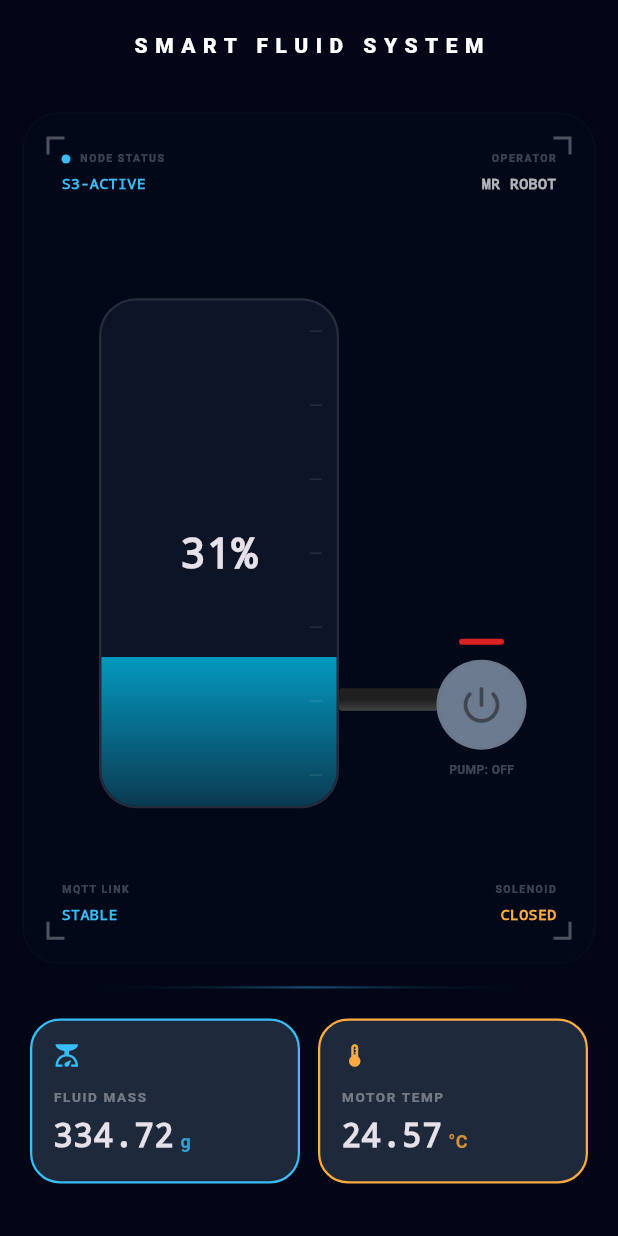
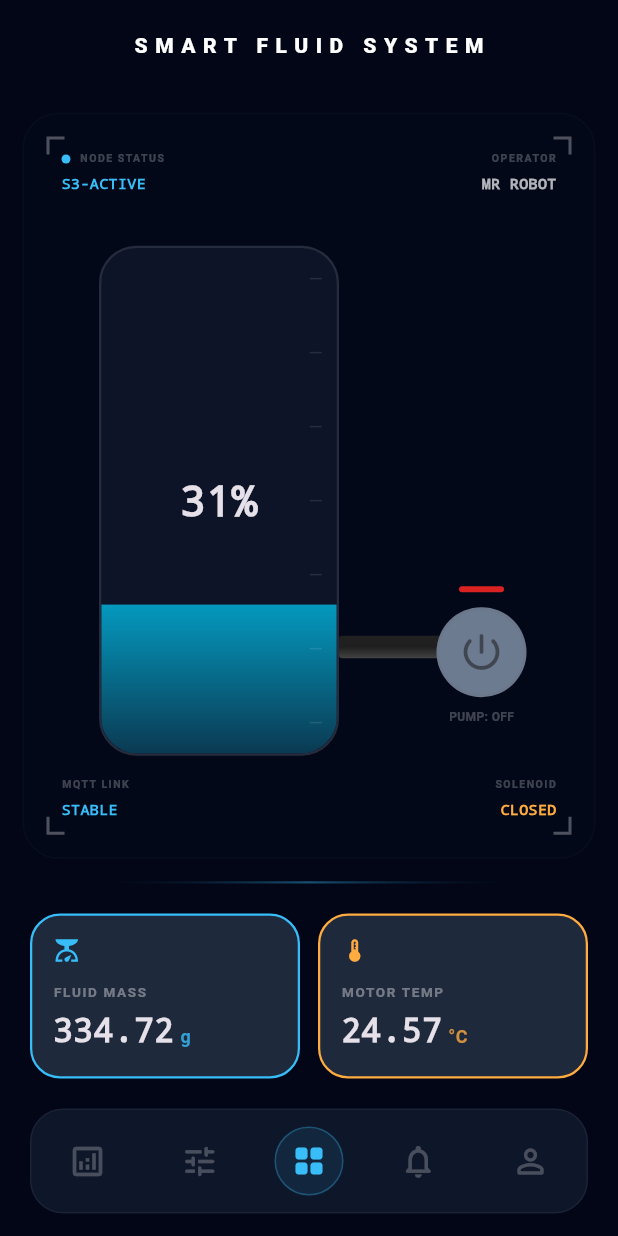
Before and after one commit to Dan-Krod/mobile_development_iot, a Flutter app: the HomeScreen screen opened by its route, on a phone screen of 412 x 824 dp. Run offline on Flutter 3.47's test engine with Material 3 defaults, Android fonts, the phone set to English and light mode, and no system bars.

Commit message:
Add wrapper for navigation in home screen

```diff
--- a/lib/screens/home_screen.dart
+++ b/lib/screens/home_screen.dart
@@ -1,5 +1,6 @@
 import 'package:flutter/material.dart';
 import 'package:mobile_development_iot/widgets/fluid_tank_observation.dart';
+import 'package:mobile_development_iot/widgets/main_wrapper.dart';
 import 'package:mobile_development_iot/widgets/sensor_card.dart';
 
 class HomeScreen extends StatelessWidget {
@@ -39,6 +40,8 @@ class HomeScreen extends StatelessWidget {
           _buildGlowingDivider(primaryColor),
 
           _buildSensorRow(),
+
+          const MainWrapper(primaryColor: primaryColor),
 
           const SizedBox(height: 15),
         ],
--- /dev/null
+++ b/lib/widgets/main_wrapper.dart
@@ -0,0 +1,53 @@
+import 'package:flutter/material.dart';
+
+class MainWrapper extends StatelessWidget {
+  final Color primaryColor;
+
+  const MainWrapper({required this.primaryColor, super.key});
+
+  @override
+  Widget build(BuildContext context) {
+    return Container(
+      height: 70,
+      margin: const EdgeInsets.symmetric(horizontal: 20),
+      decoration: BoxDecoration(
+        color: const Color(0xFF0F172A).withValues(alpha: 0.95),
+        borderRadius: BorderRadius.circular(22),
+        border: Border.all(color: Colors.white.withValues(alpha: 0.05)),
+      ),
+      child: Row(
+        mainAxisAlignment: MainAxisAlignment.spaceAround,
+        children: [
+          _navIcon(context, Icons.analytics_outlined, '/analytics'),
+          _navIcon(context, Icons.tune_rounded, '/control'),
+          _buildMainBtn(),
+          _navIcon(context, Icons.notifications_none_rounded, '/alarms'),
+          _navIcon(context, Icons.person_outline_rounded, '/profile'),
+        ],
+      ),
+    );
+  }
+
+  Widget _navIcon(BuildContext context, IconData icon, String route) {
+    return InkWell(
+      onTap: () => Navigator.pushNamed(context, route),
+      borderRadius: BorderRadius.circular(20),
+      child: Padding(
+        padding: const EdgeInsets.all(12),
+        child: Icon(icon, color: Colors.white24, size: 26),
+      ),
+    );
+  }
+
+  Widget _buildMainBtn() {
+    return Container(
+      padding: const EdgeInsets.all(10),
+      decoration: BoxDecoration(
+        color: primaryColor.withValues(alpha: 0.1),
+        shape: BoxShape.circle,
+        border: Border.all(color: primaryColor.withValues(alpha: 0.3)),
+      ),
+      child: Icon(Icons.grid_view_rounded, color: primaryColor, size: 24),
+    );
+  }
+}
```
